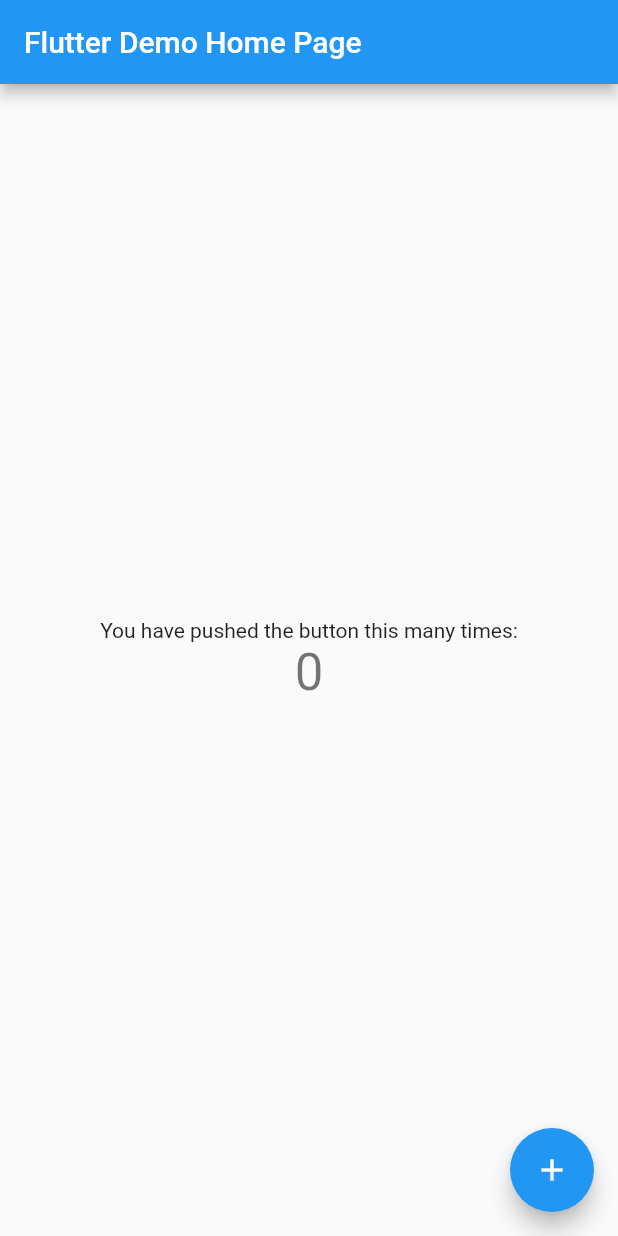
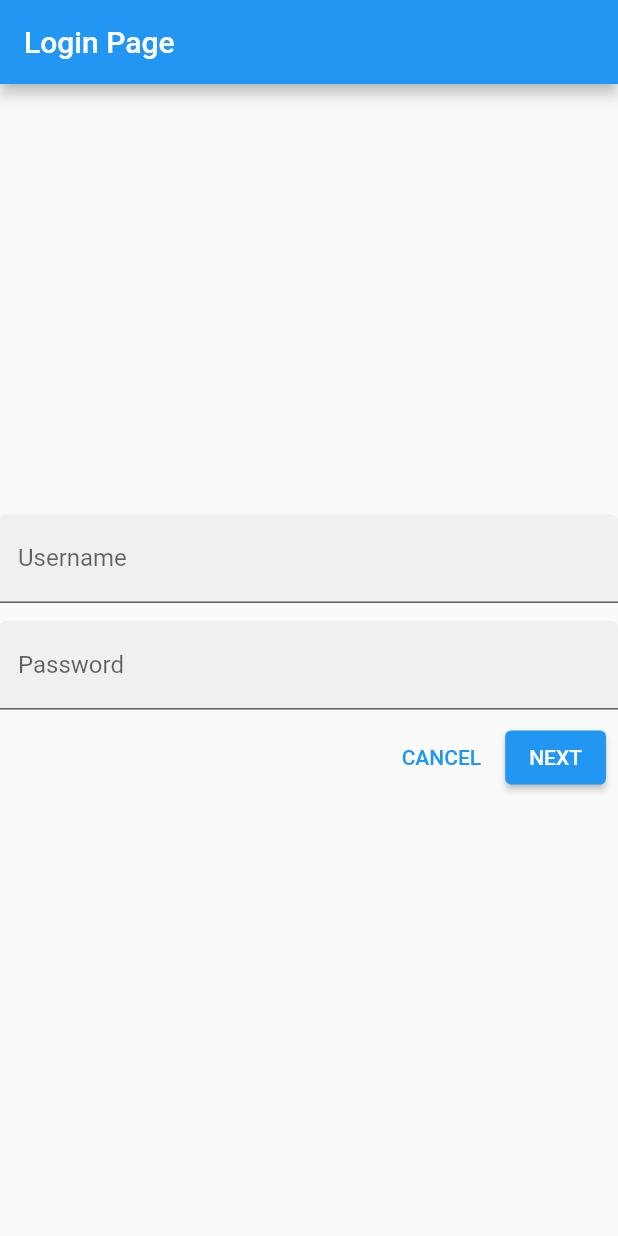
Before and after one commit to fu-yuta/authentication_frontend, a Flutter app: the screen it shows after launch, on a phone screen of 412 x 824 dp. Run offline on Flutter 3.47's test engine with Material 2 defaults, Android fonts, the phone set to English and light mode, and no system bars.

Commit message:
ログインページを追加

```diff
--- a/lib/main.dart
+++ b/lib/main.dart
@@ -1,115 +1,76 @@
 import 'package:flutter/material.dart';
 
 void main() {
-  runApp(const MyApp());
+  runApp(const LoginApp());
 }
 
-class MyApp extends StatelessWidget {
-  const MyApp({Key? key}) : super(key: key);
+class LoginApp extends StatelessWidget {
+  const LoginApp({Key? key}) : super(key: key);
 
   // This widget is the root of your application.
   @override
   Widget build(BuildContext context) {
     return MaterialApp(
-      title: 'Flutter Demo',
+      title: 'ログイン画面',
       theme: ThemeData(
-        // This is the theme of your application.
-        //
-        // Try running your application with "flutter run". You'll see the
-        // application has a blue toolbar. Then, without quitting the app, try
-        // changing the primarySwatch below to Colors.green and then invoke
-        // "hot reload" (press "r" in the console where you ran "flutter run",
-        // or simply save your changes to "hot reload" in a Flutter IDE).
-        // Notice that the counter didn't reset back to zero; the application
-        // is not restarted.
         primarySwatch: Colors.blue,
       ),
-      home: const MyHomePage(title: 'Flutter Demo Home Page'),
+      home: const LoginPage(title: 'Login Page'),
     );
   }
 }
 
-class MyHomePage extends StatefulWidget {
-  const MyHomePage({Key? key, required this.title}) : super(key: key);
-
-  // This widget is the home page of your application. It is stateful, meaning
-  // that it has a State object (defined below) that contains fields that affect
-  // how it looks.
-
-  // This class is the configuration for the state. It holds the values (in this
-  // case the title) provided by the parent (in this case the App widget) and
-  // used by the build method of the State. Fields in a Widget subclass are
-  // always marked "final".
+class LoginPage extends StatefulWidget {
+  const LoginPage({Key? key, required this.title}) : super(key: key);
 
   final String title;
 
   @override
-  State<MyHomePage> createState() => _MyHomePageState();
+  State<LoginPage> createState() => _LoginPageState();
 }
 
-class _MyHomePageState extends State<MyHomePage> {
-  int _counter = 0;
-
-  void _incrementCounter() {
-    setState(() {
-      // This call to setState tells the Flutter framework that something has
-      // changed in this State, which causes it to rerun the build method below
-      // so that the display can reflect the updated values. If we changed
-      // _counter without calling setState(), then the build method would not be
-      // called again, and so nothing would appear to happen.
-      _counter++;
-    });
-  }
-
+class _LoginPageState extends State<LoginPage> {
   @override
   Widget build(BuildContext context) {
-    // This method is rerun every time setState is called, for instance as done
-    // by the _incrementCounter method above.
-    //
-    // The Flutter framework has been optimized to make rerunning build methods
-    // fast, so that you can just rebuild anything that needs updating rather
-    // than having to individually change instances of widgets.
     return Scaffold(
       appBar: AppBar(
-        // Here we take the value from the MyHomePage object that was created by
-        // the App.build method, and use it to set our appbar title.
         title: Text(widget.title),
       ),
       body: Center(
-        // Center is a layout widget. It takes a single child and positions it
-        // in the middle of the parent.
         child: Column(
-          // Column is also a layout widget. It takes a list of children and
-          // arranges them vertically. By default, it sizes itself to fit its
-          // children horizontally, and tries to be as tall as its parent.
-          //
-          // Invoke "debug painting" (press "p" in the console, choose the
-          // "Toggle Debug Paint" action from the Flutter Inspector in Android
-          // Studio, or the "Toggle Debug Paint" command in Visual Studio Code)
-          // to see the wireframe for each widget.
-          //
-          // Column has various properties to control how it sizes itself and
-          // how it positions its children. Here we use mainAxisAlignment to
-          // center the children vertically; the main axis here is the vertical
-          // axis because Columns are vertical (the cross axis would be
-          // horizontal).
           mainAxisAlignment: MainAxisAlignment.center,
-          children: <Widget>[
-            const Text(
-              'You have pushed the button this many times:',
+          children: [
+            TextField(
+              decoration: const InputDecoration(
+                filled: true,
+                labelText: 'Username',
+              ),
             ),
-            Text(
-              '$_counter',
-              style: Theme.of(context).textTheme.headline4,
+            const SizedBox(height: 12.0),
+            TextField(
+              decoration: const InputDecoration(
+                filled: true,
+                labelText: 'Password',
+              ),
+              obscureText: true,
+            ),
+            ButtonBar(
+              children: <Widget>[
+                TextButton(
+                  child: const Text('CANCEL'),
+                  onPressed: () {
+                  },
+                ),
+                ElevatedButton(
+                  child: const Text('NEXT'),
+                  onPressed: () {
+                  },
+                ),
+              ],
             ),
           ],
         ),
       ),
-      floatingActionButton: FloatingActionButton(
-        onPressed: _incrementCounter,
-        tooltip: 'Increment',
-        child: const Icon(Icons.add),
-      ), // This trailing comma makes auto-formatting nicer for build methods.
     );
   }
 }
```
